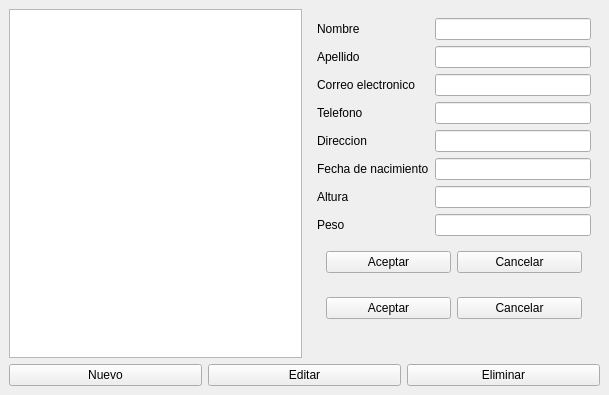
Before: the Qt Designer form base.ui in Ezequiel-CE/tp3-laboratorio-2, drawn with Qt 5.
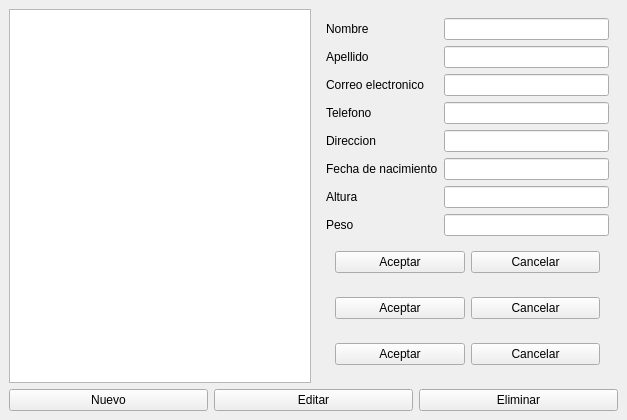
After: the same form once the commit is applied.

The edit to the form file:
```diff
--- a/base.ui
+++ b/base.ui
@@ -6,8 +6,8 @@
    <rect>
     <x>0</x>
     <y>0</y>
-    <width>609</width>
-    <height>395</height>
+    <width>627</width>
+    <height>412</height>
    </rect>
   </property>
   <property name="windowTitle">
@@ -146,6 +146,29 @@
            </layout>
           </widget>
          </item>
+         <item row="10" column="0" colspan="2">
+          <widget class="QWidget" name="confirm_panel_delete" native="true">
+           <property name="styleSheet">
+            <string notr="true">width:100%;</string>
+           </property>
+           <layout class="QHBoxLayout" name="horizontalLayout_5">
+            <item>
+             <widget class="QPushButton" name="aceptar_delete">
+              <property name="text">
+               <string>Aceptar</string>
+              </property>
+             </widget>
+            </item>
+            <item>
+             <widget class="QPushButton" name="cancelar_delete">
+              <property name="text">
+               <string>Cancelar</string>
+              </property>
+             </widget>
+            </item>
+           </layout>
+          </widget>
+         </item>
         </layout>
        </widget>
       </item>
```
